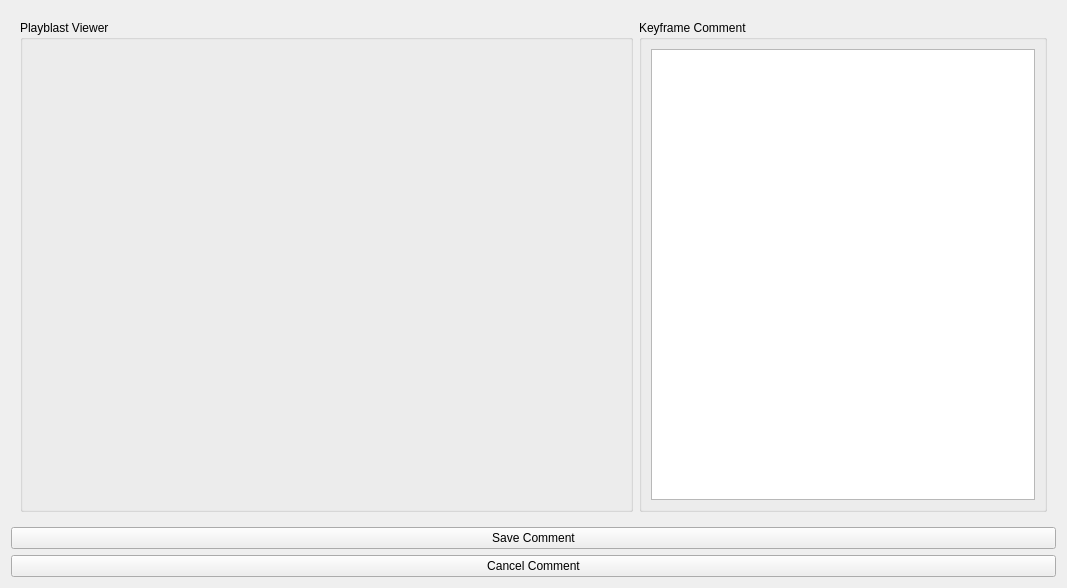
Old version of the form interface/CommentEditor.ui in the repository tonmaiart/UkoreShot.
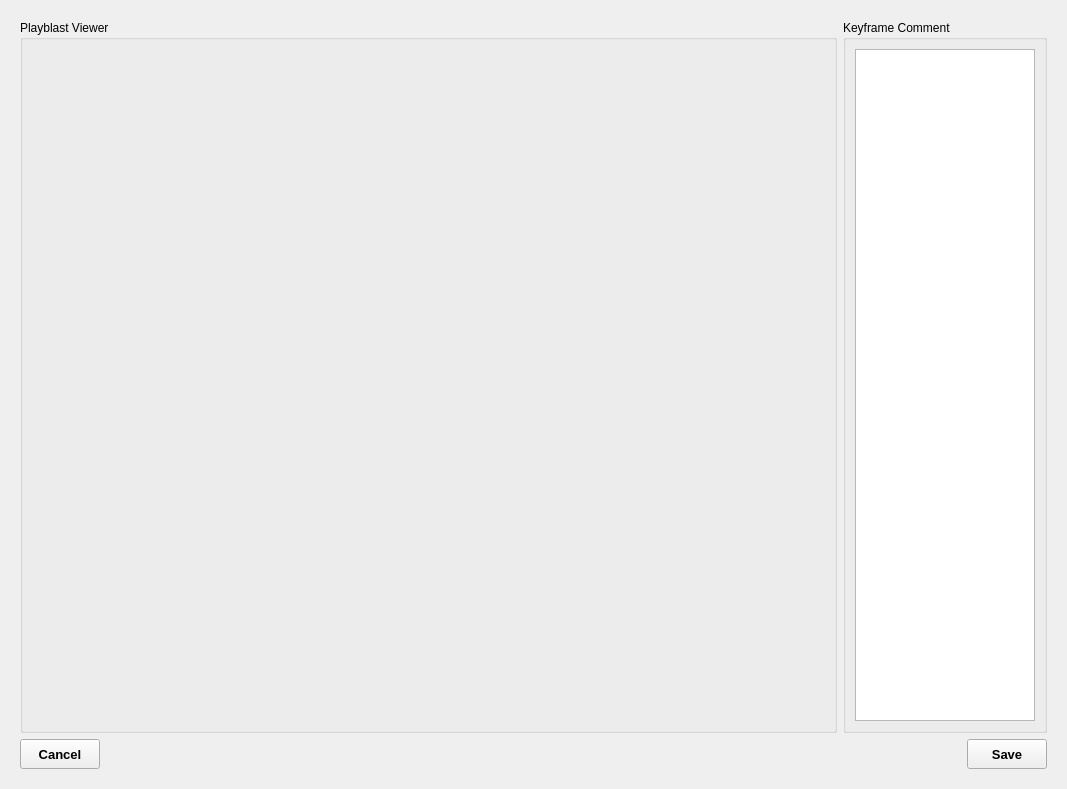
New version of the form.

The edit to the form file:
```diff
--- a/interface/CommentEditor.ui
+++ b/interface/CommentEditor.ui
@@ -7,7 +7,7 @@
     <x>0</x>
     <y>0</y>
     <width>1067</width>
-    <height>588</height>
+    <height>789</height>
    </rect>
   </property>
   <property name="windowTitle">
@@ -16,15 +16,19 @@
   <layout class="QGridLayout" name="gridLayout_3">
    <item row="0" column="0">
     <widget class="QWidget" name="widget" native="true">
-     <layout class="QGridLayout" name="gridLayout_2" columnstretch="6,4">
+     <layout class="QGridLayout" name="gridLayout_2" columnstretch="8">
       <item row="0" column="0">
+       <layout class="QVBoxLayout" name="verticalLayout">
+        <item>
+         <layout class="QHBoxLayout" name="horizontalLayout" stretch="8,2">
+          <item>
        <widget class="QGroupBox" name="groupBox_playblast_viewer">
         <property name="title">
          <string>Playblast Viewer</string>
         </property>
        </widget>
       </item>
-      <item row="0" column="1">
+          <item>
        <widget class="QGroupBox" name="groupBox">
         <property name="title">
          <string>Keyframe Comment</string>
@@ -37,20 +41,80 @@
        </widget>
       </item>
      </layout>
-    </widget>
-   </item>
-   <item row="1" column="0">
-    <widget class="QPushButton" name="pushButton_save_comment">
-     <property name="text">
-      <string>Save Comment</string>
-     </property>
-    </widget>
-   </item>
-   <item row="2" column="0">
+        </item>
+        <item>
+         <layout class="QHBoxLayout" name="horizontalLayout_2">
+          <item>
     <widget class="QPushButton" name="pushButton_2">
+            <property name="minimumSize">
+             <size>
+              <width>0</width>
+              <height>30</height>
+             </size>
+            </property>
+            <property name="font">
+             <font>
+              <pointsize>10</pointsize>
+              <weight>75</weight>
+              <bold>true</bold>
+             </font>
+            </property>
      <property name="text">
-      <string>Cancel Comment</string>
-     </property>
+             <string>Cancel</string>
+            </property>
+           </widget>
+          </item>
+          <item>
+           <spacer name="horizontalSpacer_2">
+            <property name="orientation">
+             <enum>Qt::Horizontal</enum>
+            </property>
+            <property name="sizeHint" stdset="0">
+             <size>
+              <width>40</width>
+              <height>20</height>
+             </size>
+            </property>
+           </spacer>
+          </item>
+          <item>
+           <spacer name="horizontalSpacer">
+            <property name="orientation">
+             <enum>Qt::Horizontal</enum>
+            </property>
+            <property name="sizeHint" stdset="0">
+             <size>
+              <width>40</width>
+              <height>20</height>
+             </size>
+            </property>
+           </spacer>
+          </item>
+          <item>
+           <widget class="QPushButton" name="pushButton_save_comment">
+            <property name="minimumSize">
+             <size>
+              <width>0</width>
+              <height>30</height>
+             </size>
+            </property>
+            <property name="font">
+             <font>
+              <pointsize>10</pointsize>
+              <weight>75</weight>
+              <bold>true</bold>
+             </font>
+            </property>
+            <property name="text">
+             <string>Save</string>
+            </property>
+           </widget>
+          </item>
+         </layout>
+        </item>
+       </layout>
+      </item>
+     </layout>
     </widget>
    </item>
   </layout>
```
Lines whose indentation alone changed are shown as unchanged.
